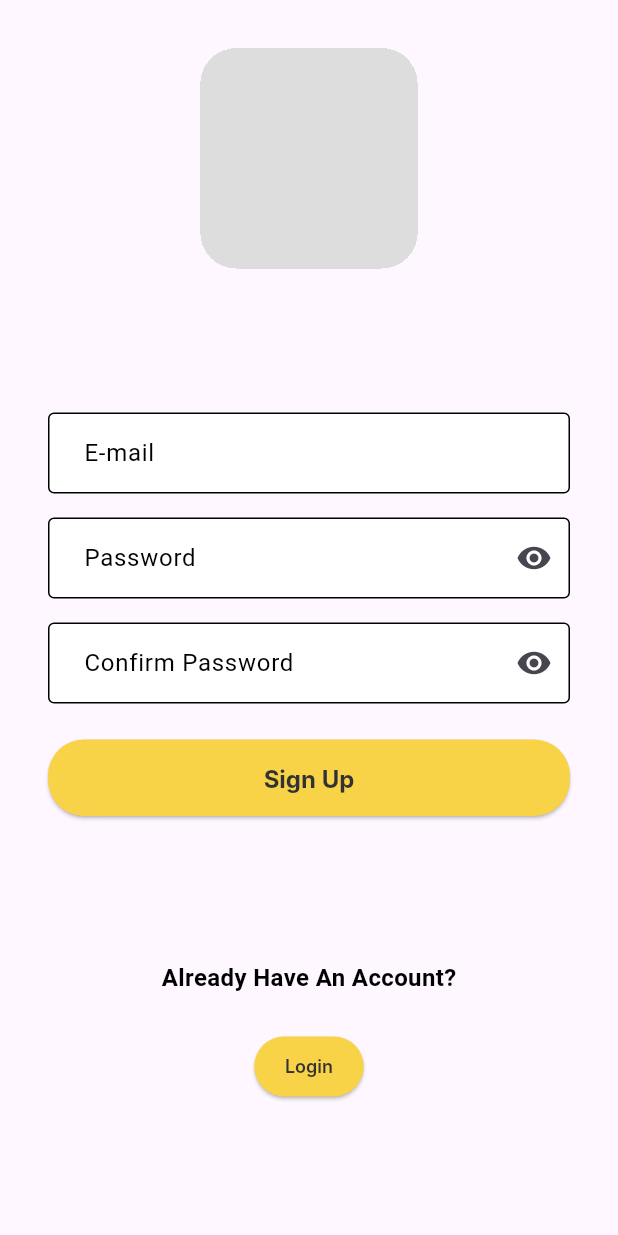
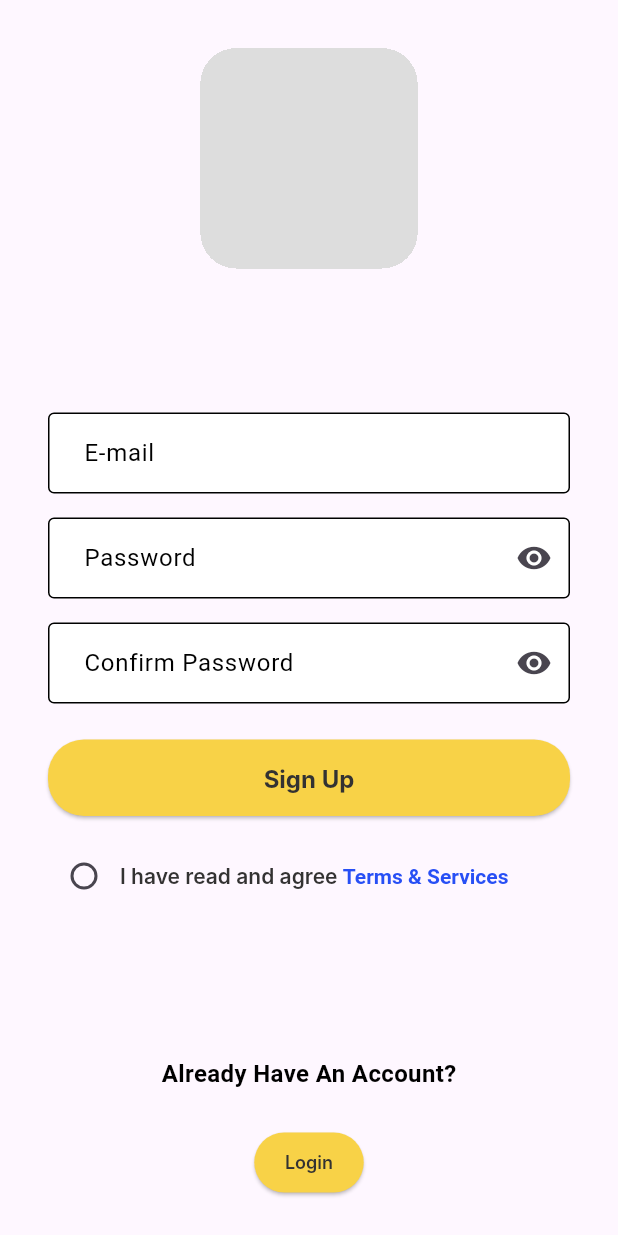
Before and after one commit to gabriel-aires09/DesignSystem, a Flutter app: the SignUpPage screen opened by its route, on a phone screen of 412 x 824 dp. Run offline on Flutter 3.47's test engine with Material 3 defaults, Android fonts, the phone set to English and light mode, and no system bars; Roboto replaces fonts that are missing (Inter).

Commit message:
feat/add linked label

```diff
--- a/lib/DesignSystem/Components/BottomTabBar/bottom_tab_bar.dart
+++ b/lib/DesignSystem/Components/BottomTabBar/bottom_tab_bar.dart
@@ -1,5 +1,5 @@
-import 'package:develop_design_system/DesignSystem/Components/BottomTabBar/bottom_tab_bar_view_model.dart';
-import 'package:develop_design_system/DesignSystem/shared/colors.dart';
+import 'package:Design_System/DesignSystem/Components/BottomTabBar/bottom_tab_bar_view_model.dart';
+import 'package:Design_System/DesignSystem/shared/colors.dart';
 import 'package:flutter/material.dart';
 class BottomTabBar extends StatelessWidget {
   final BottomTabBarViewModel viewModel;
--- a/lib/DesignSystem/Components/Buttons/ActionButton/action_button.dart
+++ b/lib/DesignSystem/Components/Buttons/ActionButton/action_button.dart
@@ -1,6 +1,6 @@
-  import 'package:develop_design_system/DesignSystem/Components/Buttons/ActionButton/action_button_view_model.dart';
-  import 'package:develop_design_system/DesignSystem/shared/colors.dart';
-  import 'package:develop_design_system/DesignSystem/shared/styles.dart';
+  import 'package:Design_System/DesignSystem/Components/Buttons/ActionButton/action_button_view_model.dart';
+  import 'package:Design_System/DesignSystem/shared/colors.dart';
+  import 'package:Design_System/DesignSystem/shared/styles.dart';
   import 'package:flutter/material.dart';
 
   class ActionButton extends StatelessWidget {
--- a/lib/DesignSystem/Components/InputField/input_text.dart
+++ b/lib/DesignSystem/Components/InputField/input_text.dart
@@ -1,4 +1,4 @@
-import 'package:develop_design_system/DesignSystem/Components/InputField/input_text_view_model.dart';
+import 'package:Design_System/DesignSystem/Components/InputField/input_text_view_model.dart';
 import 'package:flutter/material.dart';
 
 class StyledInputField extends StatefulWidget {
--- a/lib/DesignSystem/Components/LinkedLabel/linked_label.dart
+++ b/lib/DesignSystem/Components/LinkedLabel/linked_label.dart
@@ -1,6 +1,6 @@
-import 'package:develop_design_system/DesignSystem/Components/LinkedLabel/linked_label_view_model.dart';
-import 'package:develop_design_system/DesignSystem/shared/colors.dart';
-import 'package:develop_design_system/DesignSystem/shared/styles.dart';
+import 'package:Design_System/DesignSystem/Components/LinkedLabel/linked_label_view_model.dart';
+import 'package:Design_System/DesignSystem/shared/colors.dart';
+import 'package:Design_System/DesignSystem/shared/styles.dart';
 import 'package:flutter/gestures.dart';
 import 'package:flutter/material.dart';
 
--- a/lib/DesignSystem/Components/Tab/tab.dart
+++ b/lib/DesignSystem/Components/Tab/tab.dart
@@ -1,5 +1,5 @@
-import 'package:develop_design_system/DesignSystem/Components/Tab/tab_view_model.dart';
-import 'package:develop_design_system/DesignSystem/shared/colors.dart';
+import 'package:Design_System/DesignSystem/Components/Tab/tab_view_model.dart';
+import 'package:Design_System/DesignSystem/shared/colors.dart';
 import 'package:flutter/material.dart';
 
 class TabComponent extends StatefulWidget {
--- a/lib/DesignSystem/Samples/actionButtonSampleScreen/action_button_sample_screen.dart
+++ b/lib/DesignSystem/Samples/actionButtonSampleScreen/action_button_sample_screen.dart
@@ -1,5 +1,5 @@
-import 'package:develop_design_system/DesignSystem/Components/Buttons/ActionButton/action_button.dart';
-import 'package:develop_design_system/DesignSystem/Components/Buttons/ActionButton/action_button_view_model.dart';
+import 'package:Design_System/DesignSystem/Components/Buttons/ActionButton/action_button.dart';
+import 'package:Design_System/DesignSystem/Components/Buttons/ActionButton/action_button_view_model.dart';
 import 'package:flutter/material.dart';
 
 class ActionButtonPage extends StatelessWidget {
--- a/lib/DesignSystem/Samples/bottomTabBarSampleScreen/bottom_tab_bar_sample_screen.dart
+++ b/lib/DesignSystem/Samples/bottomTabBarSampleScreen/bottom_tab_bar_sample_screen.dart
@@ -1,5 +1,5 @@
-import 'package:develop_design_system/DesignSystem/Components/BottomTabBar/bottom_tab_bar.dart';
-import 'package:develop_design_system/DesignSystem/Components/BottomTabBar/bottom_tab_bar_view_model.dart';
+import 'package:Design_System/DesignSystem/Components/BottomTabBar/bottom_tab_bar.dart';
+import 'package:Design_System/DesignSystem/Components/BottomTabBar/bottom_tab_bar_view_model.dart';
 import 'package:flutter/material.dart';
 
 class BottomTabBarPage extends StatefulWidget {
--- a/lib/DesignSystem/Samples/inputFieldSampleScreen/input_field_sample_screen.dart
+++ b/lib/DesignSystem/Samples/inputFieldSampleScreen/input_field_sample_screen.dart
@@ -1,5 +1,5 @@
-import 'package:develop_design_system/DesignSystem/Components/InputField/input_text.dart';
-import 'package:develop_design_system/DesignSystem/Components/InputField/input_text_view_model.dart';
+import 'package:Design_System/DesignSystem/Components/InputField/input_text.dart';
+import 'package:Design_System/DesignSystem/Components/InputField/input_text_view_model.dart';
 import 'package:flutter/material.dart';
 
 class InputFieldPage extends StatelessWidget {
--- a/lib/DesignSystem/Samples/linkedLabelSampleScreen/linked_label_sample_screen.dart
+++ b/lib/DesignSystem/Samples/linkedLabelSampleScreen/linked_label_sample_screen.dart
@@ -1,5 +1,5 @@
-import 'package:develop_design_system/DesignSystem/Components/LinkedLabel/linked_label.dart';
-import 'package:develop_design_system/DesignSystem/Components/LinkedLabel/linked_label_view_model.dart';
+import 'package:Design_System/DesignSystem/Components/LinkedLabel/linked_label.dart';
+import 'package:Design_System/DesignSystem/Components/LinkedLabel/linked_label_view_model.dart';
 import 'package:flutter/material.dart';
 
 class LinkedLabelPage extends StatelessWidget {
--- a/lib/DesignSystem/Samples/tabComponentSampleScreen/tab_sample_screen.dart
+++ b/lib/DesignSystem/Samples/tabComponentSampleScreen/tab_sample_screen.dart
@@ -1,5 +1,5 @@
-import 'package:develop_design_system/DesignSystem/Components/Tab/tab.dart';
-import 'package:develop_design_system/DesignSystem/Components/Tab/tab_view_model.dart';
+import 'package:Design_System/DesignSystem/Components/Tab/tab.dart';
+import 'package:Design_System/DesignSystem/Components/Tab/tab_view_model.dart';
 import 'package:flutter/material.dart';
 
 class TabPage extends StatelessWidget {
--- a/lib/DesignSystem/shared/styles.dart
+++ b/lib/DesignSystem/shared/styles.dart
@@ -1,4 +1,4 @@
-import 'package:develop_design_system/DesignSystem/shared/colors.dart';
+import 'package:Design_System/DesignSystem/shared/colors.dart';
 import 'package:flutter/cupertino.dart';
 import 'package:flutter/material.dart';
 
--- a/lib/Views/Signup/signup.dart
+++ b/lib/Views/Signup/signup.dart
@@ -1,7 +1,10 @@
-import 'package:develop_design_system/DesignSystem/Components/Buttons/ActionButton/action_button.dart';
-import 'package:develop_design_system/DesignSystem/Components/Buttons/ActionButton/action_button_view_model.dart';
-import 'package:develop_design_system/DesignSystem/Components/InputField/input_text.dart';
-import 'package:develop_design_system/DesignSystem/Components/InputField/input_text_view_model.dart';
+import 'package:Design_System/DesignSystem/Components/Buttons/ActionButton/action_button.dart';
+import 'package:Design_System/DesignSystem/Components/Buttons/ActionButton/action_button_view_model.dart';
+import 'package:Design_System/DesignSystem/Components/InputField/input_text.dart';
+import 'package:Design_System/DesignSystem/Components/InputField/input_text_view_model.dart';
+import 'package:Design_System/DesignSystem/Components/LinkedLabel/linked_label.dart';
+import 'package:Design_System/DesignSystem/Components/LinkedLabel/linked_label_view_model.dart';
+import 'package:flutter/foundation.dart';
 import 'package:flutter/material.dart';
 
 class SignUpPage extends StatefulWidget {
@@ -14,8 +17,10 @@ class SignUpPage extends StatefulWidget {
 class _SignUpPageState extends State<SignUpPage> {
   final TextEditingController emailController = TextEditingController();
   final TextEditingController passwordController = TextEditingController();
-  final TextEditingController confirmPasswordController = TextEditingController();
+  final TextEditingController confirmPasswordController =
+      TextEditingController();
   final GlobalKey<FormState> _formKey = GlobalKey<FormState>();
+  bool acceptedTerms = false;
 
   @override
   Widget build(BuildContext context) {
@@ -101,6 +106,33 @@ class _SignUpPageState extends State<SignUpPage> {
                   },
                 ),
               ),
+              const SizedBox(height: 16),
+              Row(
+                mainAxisAlignment: MainAxisAlignment.start,
+                children: [
+                  Checkbox(
+                      value: acceptedTerms,
+                      shape: RoundedRectangleBorder(
+                        borderRadius: BorderRadius.circular(20.0),
+                      ),
+                      checkColor: Colors.amber,
+                      onChanged: (value) {
+                        setState(() {
+                          acceptedTerms = value!;
+                        });
+                      }),
+                  LinkedLabel.instantiate(
+                    viewModel: LinkedLabelViewModel(
+                        fullText: 'I have read and agree Terms & Services',
+                        linkedText: 'Terms & Services',
+                        onLinkTap: () {
+                          if (kDebugMode) {
+                            print('Tudo liberado!');
+                          }
+                        }),
+                  ),
+                ],
+              ),
               const SizedBox(height: 96),
               const Text(
                 'Already Have An Account?',
--- a/lib/main.dart
+++ b/lib/main.dart
@@ -1,5 +1,5 @@
-import 'package:develop_design_system/Views/Login/login.dart';
-import 'package:develop_design_system/Views/Signup/signup.dart';
+import 'package:Design_System/Views/Login/login.dart';
+import 'package:Design_System/Views/Signup/signup.dart';
 import 'package:flutter/material.dart';
 
 
--- a/pubspec.yaml
+++ b/pubspec.yaml
@@ -1,4 +1,4 @@
-name: develop_design_system
+name: Design_System
 description: "A new Flutter project."
 publish_to: 'none'
 version: 0.1.0
```
Also changed, not shown: lib/Views/Login/login.dart (+7 -7 lines), lib/Views/Profile/profile.dart (+4 -4 lines).
